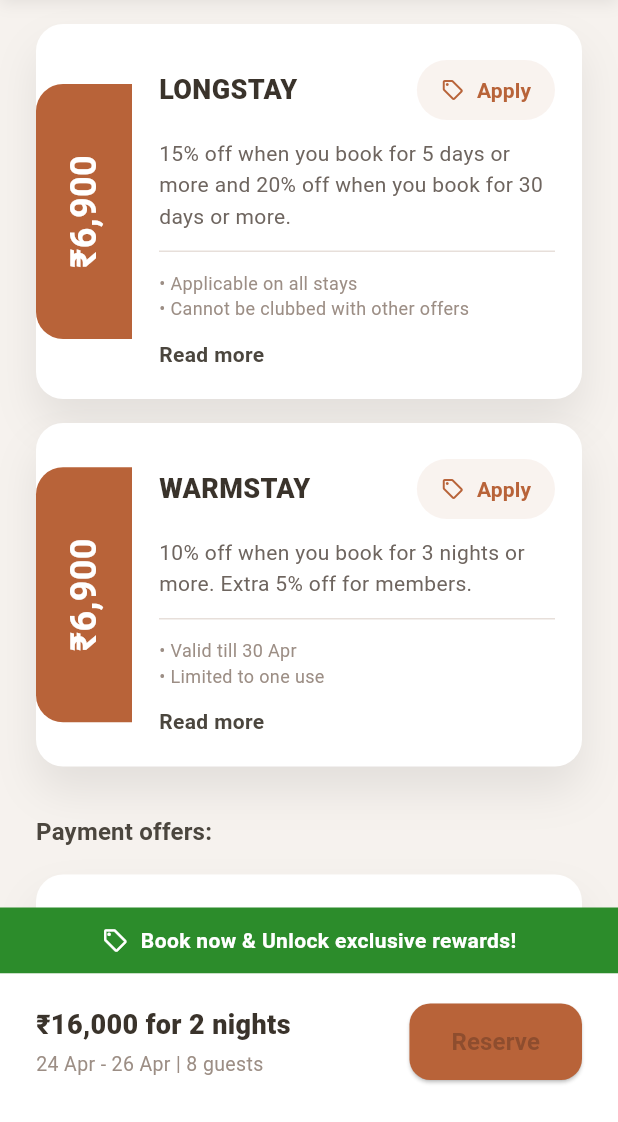
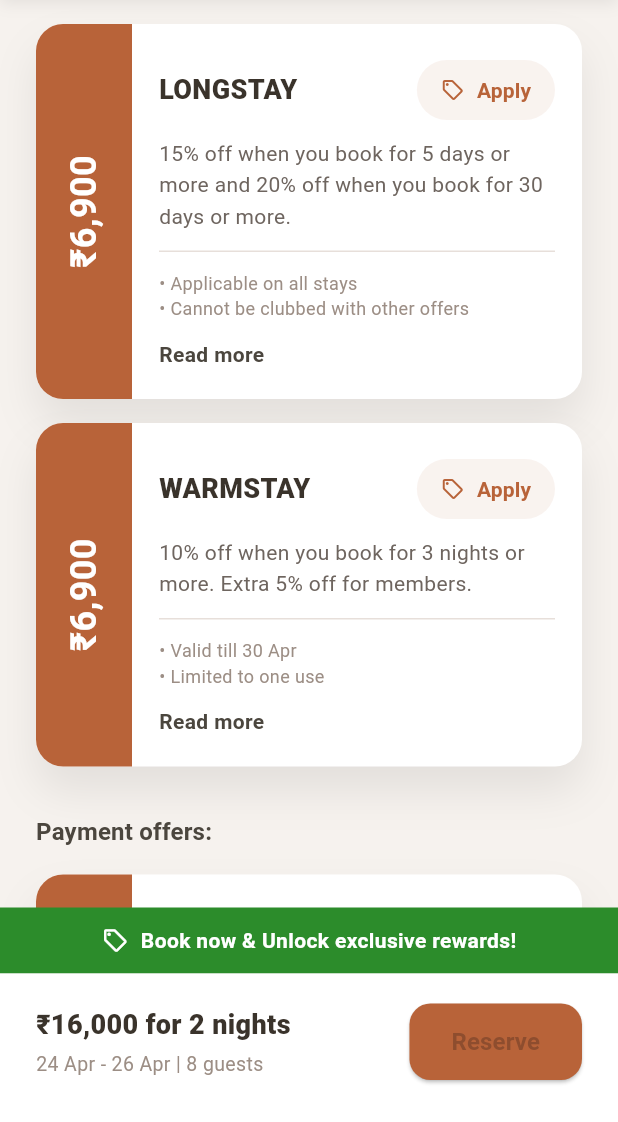
Before and after one commit to tanmayyjoshii/SpacezCoupons, a Flutter app: the screen it shows after launch, on a phone screen of 412 x 824 dp, the part 114-1236 px from its top. Run offline on Flutter 3.47's test engine with Material 3 defaults, Android fonts, the phone set to English and light mode, and no system bars.

Commit message:
final update

```diff
--- a/lib/main.dart
+++ b/lib/main.dart
@@ -218,11 +218,12 @@ class CouponCard extends StatelessWidget {
           ),
         ],
       ),
+      child: IntrinsicHeight(
         child: Row(
+          crossAxisAlignment: CrossAxisAlignment.stretch,
           children: [
             Container(
               width: 64,
-            height: 170,
               decoration: const BoxDecoration(
                 color: Color(0xFFB86339),
                 borderRadius: BorderRadius.only(
@@ -246,7 +247,8 @@ class CouponCard extends StatelessWidget {
             ),
             Expanded(
               child: Padding(
-              padding: const EdgeInsets.symmetric(horizontal: 18, vertical: 20),
+                padding:
+                    const EdgeInsets.symmetric(horizontal: 18, vertical: 20),
                 child: Column(
                   crossAxisAlignment: CrossAxisAlignment.start,
                   children: [
@@ -318,6 +320,7 @@ class CouponCard extends StatelessWidget {
               ),
             ),
           ],
+        ),
       ),
     );
   }
```
Lines whose indentation alone changed are shown as unchanged.
